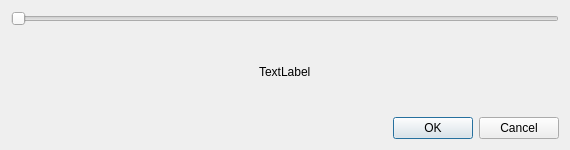
The window that src/GUI/LevelSelector.ui (Guekka/cathedral-assets-optimizer) describes before a commit, drawn with Qt 5.
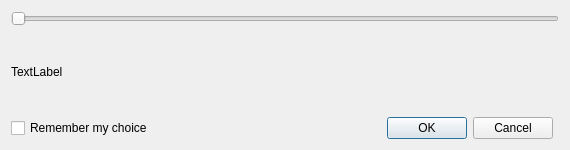
The same window after the commit.

Commit message: [GUI/Settings] Added an option to remember the chosen UI level

Patch:
```diff
--- a/src/GUI/LevelSelector.ui
+++ b/src/GUI/LevelSelector.ui
@@ -13,8 +13,32 @@
   <property name="windowTitle">
    <string>Level Selector</string>
   </property>
-  <layout class="QVBoxLayout" name="verticalLayout">
-   <item>
+  <layout class="QGridLayout" name="gridLayout">
+   <item row="2" column="1">
+    <widget class="QDialogButtonBox" name="buttonBox">
+     <property name="orientation">
+      <enum>Qt::Horizontal</enum>
+     </property>
+     <property name="standardButtons">
+      <set>QDialogButtonBox::Cancel|QDialogButtonBox::Ok</set>
+     </property>
+    </widget>
+   </item>
+   <item row="2" column="0">
+    <widget class="QCheckBox" name="rememberChoice">
+     <property name="text">
+      <string>Remember my choice</string>
+     </property>
+    </widget>
+   </item>
+   <item row="1" column="0" colspan="3">
+    <widget class="QLabel" name="label">
+     <property name="text">
+      <string>TextLabel</string>
+     </property>
+    </widget>
+   </item>
+   <item row="0" column="0" colspan="3">
     <widget class="QSlider" name="levelSlider">
      <property name="minimum">
       <number>1</number>
@@ -30,23 +54,6 @@
      </property>
     </widget>
    </item>
-   <item alignment="Qt::AlignHCenter">
-    <widget class="QLabel" name="label">
-     <property name="text">
-      <string>TextLabel</string>
-     </property>
-    </widget>
-   </item>
-   <item>
-    <widget class="QDialogButtonBox" name="buttonBox">
-     <property name="orientation">
-      <enum>Qt::Horizontal</enum>
-     </property>
-     <property name="standardButtons">
-      <set>QDialogButtonBox::Cancel|QDialogButtonBox::Ok</set>
-     </property>
-    </widget>
-   </item>
   </layout>
  </widget>
  <resources/>
```
The commit also changes 7 other files.
